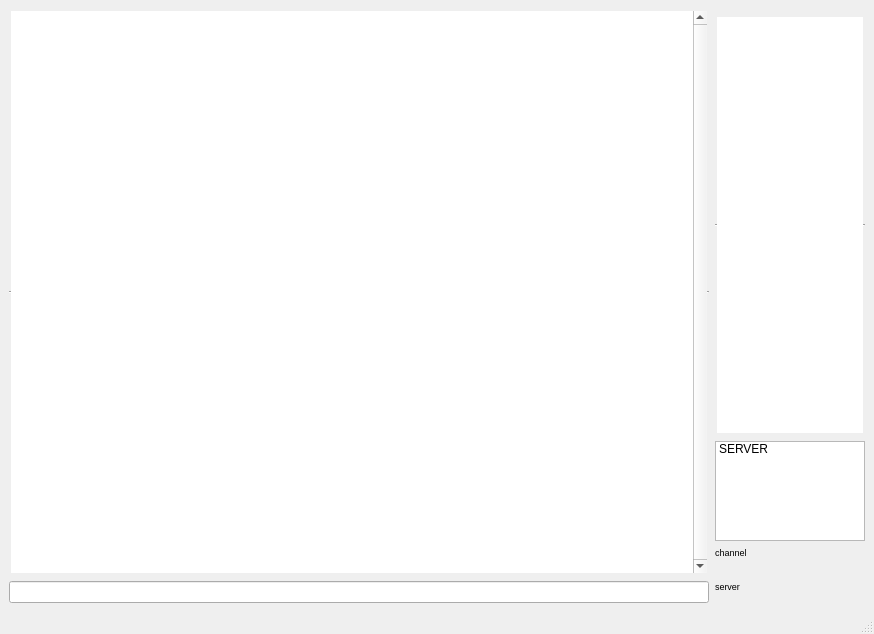
The window that textEdit.ui (afreakk/MinIRC) describes before a commit, drawn with Qt 5.
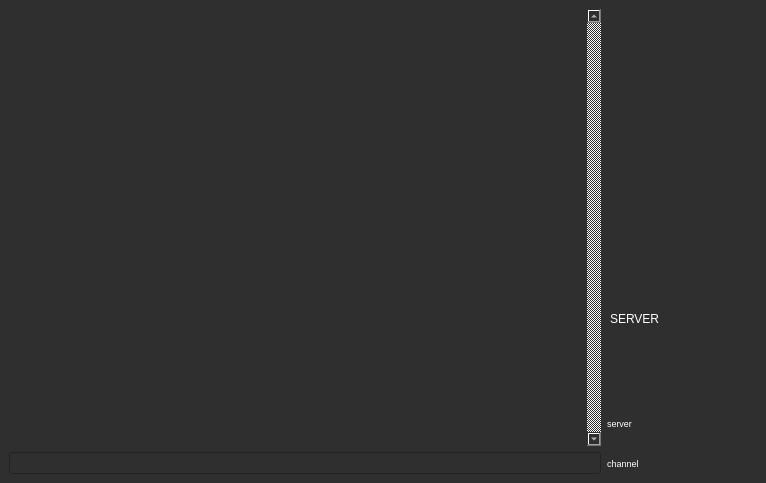
The same window after the commit. Icons and pictures are not drawn.

Patch:
```diff
--- a/textEdit.ui
+++ b/textEdit.ui
@@ -9,8 +9,8 @@
    <rect>
     <x>0</x>
     <y>0</y>
-    <width>874</width>
-    <height>634</height>
+    <width>766</width>
+    <height>483</height>
    </rect>
   </property>
   <property name="minimumSize">
@@ -38,6 +38,16 @@
   <property name="layoutDirection">
    <enum>Qt::LeftToRight</enum>
   </property>
+  <property name="autoFillBackground">
+   <bool>false</bool>
+  </property>
+  <property name="styleSheet">
+   <string notr="true">background-color: rgb(47, 47, 47);
+color: rgb(255, 255, 255);</string>
+  </property>
+  <property name="toolButtonStyle">
+   <enum>Qt::ToolButtonFollowStyle</enum>
+  </property>
   <property name="animated">
    <bool>true</bool>
   </property>
@@ -75,7 +85,10 @@
        <bool>false</bool>
       </property>
       <property name="frameShape">
-       <enum>QFrame::HLine</enum>
+       <enum>QFrame::NoFrame</enum>
+      </property>
+      <property name="frameShadow">
+       <enum>QFrame::Sunken</enum>
       </property>
       <property name="lineWidth">
        <number>1</number>
@@ -138,7 +151,7 @@
        </font>
       </property>
       <property name="frameShape">
-       <enum>QFrame::HLine</enum>
+       <enum>QFrame::NoFrame</enum>
       </property>
       <property name="readOnly">
        <bool>true</bool>
@@ -158,6 +171,9 @@
         <pointsize>9</pointsize>
        </font>
       </property>
+      <property name="frameShape">
+       <enum>QFrame::NoFrame</enum>
+      </property>
       <property name="selectionMode">
        <enum>QAbstractItemView::MultiSelection</enum>
       </property>
@@ -168,7 +184,22 @@
       </item>
      </widget>
     </item>
-    <item row="4" column="1">
+    <item row="17" column="0">
+     <widget class="QLineEdit" name="lineEdit">
+      <property name="maximumSize">
+       <size>
+        <width>16777215</width>
+        <height>16777215</height>
+       </size>
+      </property>
+      <property name="font">
+       <font>
+        <pointsize>9</pointsize>
+       </font>
+      </property>
+     </widget>
+    </item>
+    <item row="17" column="1">
      <widget class="QLabel" name="labelChannel">
       <property name="maximumSize">
        <size>
@@ -186,7 +217,7 @@
       </property>
      </widget>
     </item>
-    <item row="15" column="1">
+    <item row="4" column="1">
      <widget class="QLabel" name="labelServer">
       <property name="maximumSize">
        <size>
@@ -204,34 +235,8 @@
       </property>
      </widget>
     </item>
-    <item row="15" column="0" rowspan="3">
-     <widget class="QLineEdit" name="lineEdit">
-      <property name="maximumSize">
-       <size>
-        <width>16777215</width>
-        <height>30</height>
-       </size>
-      </property>
-      <property name="font">
-       <font>
-        <pointsize>9</pointsize>
-       </font>
-      </property>
-     </widget>
-    </item>
    </layout>
   </widget>
-  <widget class="QMenuBar" name="menubar">
-   <property name="geometry">
-    <rect>
-     <x>0</x>
-     <y>0</y>
-     <width>874</width>
-     <height>25</height>
-    </rect>
-   </property>
-  </widget>
-  <widget class="QStatusBar" name="statusbar"/>
  </widget>
  <resources/>
  <connections/>
```
